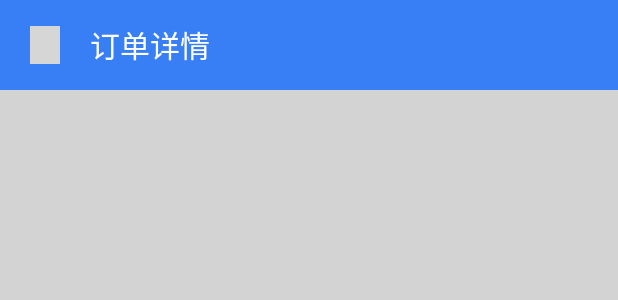
After one commit to Ameixa551/BookMall, an Android app: the layout activity_history_order.xml on its own in the app's theme, with its tools: preview values and no code run, on a phone screen of 412 x 824 dp. The commit adds this screen. Shown: the top 300 px of the screen. Run offline under Robolectric (Android 15) with nearby library versions, the phone set to English and light mode, and no system bars; grey boxes are pictures that could not be loaded.

```diff
--- a/app/src/main/AndroidManifest.xml
+++ b/app/src/main/AndroidManifest.xml
@@ -9,6 +9,9 @@
         android:roundIcon="@mipmap/ic_launcher_round"
         android:supportsRtl="true"
         android:theme="@style/Theme.BookMall">
+        <activity
+            android:name=".activity.HistoryOrderActivity"
+            android:exported="false" />
         <activity
             android:name=".activity.PaySuccessActivity"
             android:exported="false" />
--- /dev/null
+++ b/app/src/main/res/layout/activity_history_order.xml
@@ -0,0 +1,50 @@
+<?xml version="1.0" encoding="utf-8"?>
+<layout xmlns:android="http://schemas.android.com/apk/res/android"
+    xmlns:app="http://schemas.android.com/apk/res-auto"
+    xmlns:tools="http://schemas.android.com/tools">
+
+    <data>
+
+    </data>
+
+    <RelativeLayout
+        android:layout_width="match_parent"
+        android:layout_height="match_parent"
+        android:background="@color/light_gray"
+        tools:context=".activity.HistoryOrderActivity">
+
+        <RelativeLayout
+            android:layout_width="match_parent"
+            android:layout_height="60dp"
+            android:layout_alignParentStart="true"
+            android:layout_alignParentTop="true"
+            android:background="@color/certainBlue">
+
+            <LinearLayout
+                android:layout_width="wrap_content"
+                android:layout_height="match_parent"
+                android:layout_marginStart="20dp"
+                android:gravity="start"
+                tools:ignore="seCompoundDrawables">
+
+                <ImageView
+                    android:id="@+id/history_order_back"
+                    android:layout_width="20dp"
+                    android:layout_height="25dp"
+                    android:layout_gravity="center"
+                    android:src="@drawable/back" />
+
+                <TextView
+                    android:layout_width="match_parent"
+                    android:layout_height="match_parent"
+                    android:layout_marginStart="20dp"
+                    android:gravity="center"
+                    android:text="@string/order_detail"
+                    android:textColor="#FFFFFF"
+                    android:textSize="20sp" />
+            </LinearLayout>
+
+        </RelativeLayout>
+
+    </RelativeLayout>
+</layout>
--- a/app/src/main/res/values/strings.xml
+++ b/app/src/main/res/values/strings.xml
@@ -29,4 +29,5 @@
     <string name="shopping_cart">购物车</string>
     <string name="manage">管理</string>
     <string name="check_all">全选</string>
+    <string name="order_detail">订单详情</string>
 </resources>
```
Also changed, not shown: app/src/main/java/com/example/bookmall/activity/HistoryOrderActivity.java (added, +21 -0 lines), app/src/main/java/com/example/bookmall/activity/ui/notifications/NotificationsFragment.java (+39 -5 lines), app/src/main/java/com/example/bookmall/adapter/HistoryOrderAdapter.java (+50 -1 lines), app/src/main/res/layout/fragment_notifications.xml (+2 -8 lines), app/src/main/res/layout/item_history_order.xml (added, +100 -0 lines).
